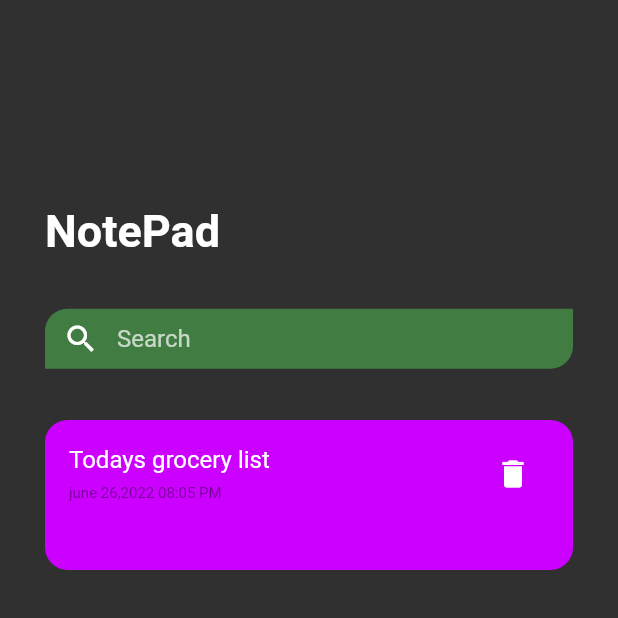
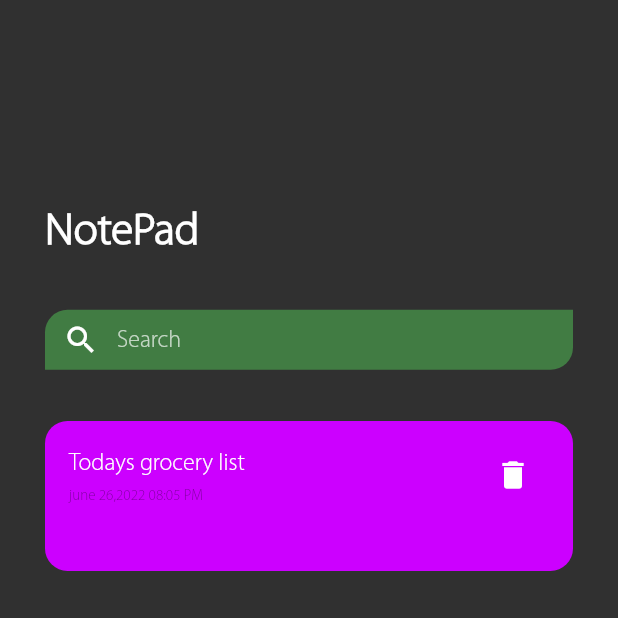
Before and after one commit to elkhobi/Note_app, a Flutter app: the screen it shows after launch, on a phone screen of 412 x 824 dp, the top half of it. Run offline on Flutter 3.47's test engine with Material 2 defaults, Android fonts, the phone set to English and light mode, and no system bars.

Commit message:
font_family

```diff
--- a/lib/main.dart
+++ b/lib/main.dart
@@ -13,6 +13,7 @@ void main() {
   Widget build(BuildContext context) {
     return MaterialApp(
       theme: ThemeData(
+        fontFamily: 'Myriad pro',
         brightness: Brightness.dark,
       ),
       home: Note_views(),
```
Also changed, not shown: pubspec.yaml (+6 -11 lines), assets/Fonts/MyriadPro-Light.otf (added).
